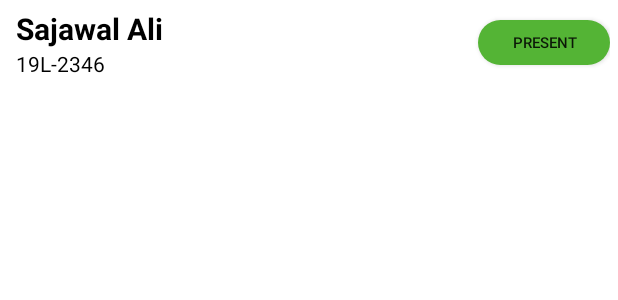
After one commit to UmairMirza1/OneClick_Attendance, an Android app: the layout resultcard.xml on its own in the app's theme, with its tools: preview values and no code run, on a phone screen of 412 x 824 dp. The commit adds this screen. Shown: the top 300 px of the screen. Run offline under Robolectric (Android 15) with nearby library versions, the phone set to English and light mode, and no system bars.

```diff
--- a/app/src/main/java/com/example/oneclick_attendance/Activities/SectionActivity.kt
+++ b/app/src/main/java/com/example/oneclick_attendance/Activities/SectionActivity.kt
@@ -55,7 +55,6 @@ class SectionActivity : AppCompatActivity(), ListOfAttendanceAdapter.ItemClickLi
 
         newRecyclerView = findViewById(R.id.attendanceListRecycler)
         newRecyclerView.layoutManager = LinearLayoutManager(this,LinearLayoutManager.VERTICAL,false);
-        Log.e("ReclyerSetup: ", attendanceList.size.toString())
         newRecyclerView.adapter = ListOfAttendanceAdapter(attendanceList,this);
     }
 
--- a/app/src/main/java/com/example/oneclick_attendance/JavaClasses/Attendance.java
+++ b/app/src/main/java/com/example/oneclick_attendance/JavaClasses/Attendance.java
@@ -7,7 +7,7 @@ import java.util.ArrayList;
 public class Attendance {
 
     public String Date;
-    ArrayList<String> Students_list;
+    public ArrayList<String> Students_list;
 
     // search this
     Bitmap video;
--- a/app/src/main/res/layout/activity_attendance_result.xml
+++ b/app/src/main/res/layout/activity_attendance_result.xml
@@ -1,9 +1,9 @@
 <?xml version="1.0" encoding="utf-8"?>
-<androidx.constraintlayout.widget.ConstraintLayout xmlns:android="http://schemas.android.com/apk/res/android"
+<LinearLayout xmlns:android="http://schemas.android.com/apk/res/android"
     xmlns:app="http://schemas.android.com/apk/res-auto"
     xmlns:tools="http://schemas.android.com/tools"
     android:layout_width="match_parent"
     android:layout_height="match_parent"
     tools:context=".Activities.AttendanceResultActivity">
 
-</androidx.constraintlayout.widget.ConstraintLayout>
+</LinearLayout>
--- /dev/null
+++ b/app/src/main/res/layout/resultcard.xml
@@ -0,0 +1,46 @@
+<?xml version="1.0" encoding="utf-8"?>
+<LinearLayout xmlns:android="http://schemas.android.com/apk/res/android"
+    xmlns:tools="http://schemas.android.com/tools"
+    android:layout_width="match_parent"
+    android:layout_height="wrap_content"
+    android:padding="5dp">
+
+
+    <LinearLayout
+        android:layout_width="match_parent"
+        android:layout_height="wrap_content"
+        android:orientation="vertical"
+        android:layout_weight="1"
+        android:paddingLeft="5dp"
+        >
+
+        <TextView
+            android:id="@+id/std_name"
+            android:layout_width="match_parent"
+            android:layout_height="wrap_content"
+            android:textColor="@color/black"
+            android:text="TextView"
+            android:textSize="20sp"
+            android:textStyle="bold"
+            tools:text="Sajawal Ali" />
+
+        <TextView
+            android:id="@+id/std_rollNo"
+            android:layout_width="match_parent"
+            android:layout_height="wrap_content"
+            android:textColor="@color/black"
+            android:text="19L-2346"
+            android:textSize="14sp" />
+    </LinearLayout>
+
+    <androidx.appcompat.widget.AppCompatButton
+        android:id="@+id/attendance_status"
+        android:layout_width="wrap_content"
+        android:layout_height="30dp"
+        android:layout_gravity="center"
+        android:background="@drawable/roundedbutton"
+        android:backgroundTint="@color/green"
+        android:textSize="10sp"
+        android:text="Present" />
+
+</LinearLayout>
--- a/app/src/main/res/values/colors.xml
+++ b/app/src/main/res/values/colors.xml
@@ -9,4 +9,5 @@
     <color name="white">#FFFFFFFF</color>
     <color name="goodColor">#4396C6</color>
     <color name="badColor">#E1524B</color>
+    <color name="green">#54B435</color>
 </resources>
```
Also changed, not shown: app/src/main/java/com/example/oneclick_attendance/Activities/DetectionResultActivity.kt (+24 -11 lines), app/src/main/java/com/example/oneclick_attendance/Recycler/kotlin/DetectionResultAdapter.kt (added, +57 -0 lines), app/src/main/res/layout/activity_detection_result.xml (+44 -6 lines).
